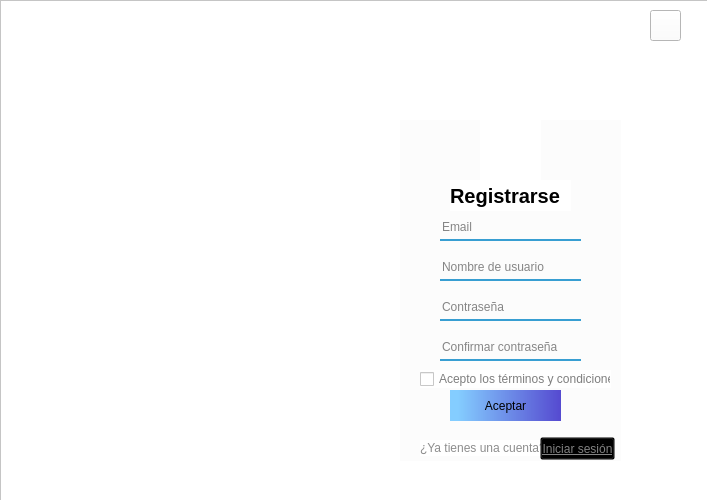
Before: the Qt Designer form src/ui/register.ui in XMoraP/uniconnect, drawn with Qt 5.
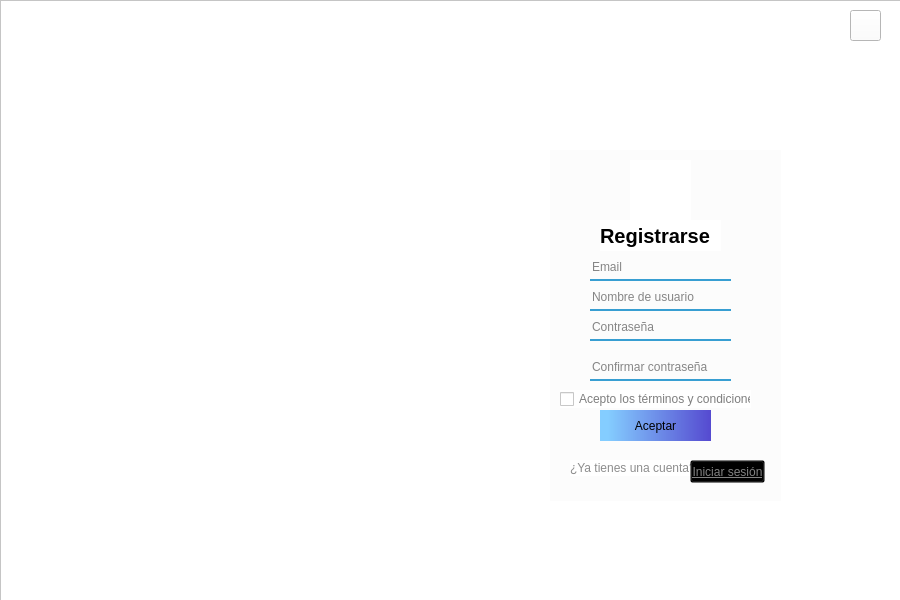
After: the same form once the commit is applied. Icons and pictures are not drawn.

Commit message: Edición de todas las ventanas, ajuste de tamaño y variables

Diff of the .ui file:
```diff
--- a/src/ui/register.ui
+++ b/src/ui/register.ui
@@ -6,8 +6,8 @@
    <rect>
     <x>0</x>
     <y>0</y>
-    <width>707</width>
-    <height>500</height>
+    <width>900</width>
+    <height>600</height>
    </rect>
   </property>
   <property name="windowTitle">
@@ -21,8 +21,8 @@
     <rect>
      <x>0</x>
      <y>0</y>
-     <width>711</width>
-     <height>501</height>
+     <width>911</width>
+     <height>601</height>
     </rect>
    </property>
    <property name="styleSheet">
@@ -54,10 +54,10 @@
    <widget class="QLabel" name="fondoAzulRegister">
     <property name="geometry">
      <rect>
-      <x>40</x>
+      <x>60</x>
       <y>90</y>
-      <width>621</width>
-      <height>391</height>
+      <width>781</width>
+      <height>461</height>
      </rect>
     </property>
     <property name="styleSheet">
@@ -71,10 +71,10 @@
    <widget class="QLabel" name="cuadroPequennoRegistro">
     <property name="geometry">
      <rect>
-      <x>400</x>
-      <y>120</y>
-      <width>221</width>
-      <height>341</height>
+      <x>550</x>
+      <y>150</y>
+      <width>231</width>
+      <height>351</height>
      </rect>
     </property>
     <property name="font">
@@ -97,8 +97,8 @@
    <widget class="QLineEdit" name="cajaEmailRegister">
     <property name="geometry">
      <rect>
-      <x>440</x>
-      <y>220</y>
+      <x>590</x>
+      <y>260</y>
       <width>141</width>
       <height>21</height>
      </rect>
@@ -117,10 +117,10 @@
    <widget class="QLabel" name="dibujoPersonasRegister">
     <property name="geometry">
      <rect>
-      <x>100</x>
-      <y>140</y>
-      <width>261</width>
-      <height>221</height>
+      <x>130</x>
+      <y>130</y>
+      <width>371</width>
+      <height>301</height>
      </rect>
     </property>
     <property name="styleSheet">
@@ -135,8 +135,8 @@
    <widget class="QLineEdit" name="cajaContrasennaRegister">
     <property name="geometry">
      <rect>
-      <x>440</x>
-      <y>300</y>
+      <x>590</x>
+      <y>320</y>
       <width>141</width>
       <height>21</height>
      </rect>
@@ -158,8 +158,8 @@
    <widget class="QLabel" name="textoRegister">
     <property name="geometry">
      <rect>
-      <x>450</x>
-      <y>180</y>
+      <x>600</x>
+      <y>220</y>
       <width>121</width>
       <height>31</height>
      </rect>
@@ -181,8 +181,8 @@
    <widget class="QLabel" name="iconoRegister">
     <property name="geometry">
      <rect>
-      <x>480</x>
-      <y>120</y>
+      <x>630</x>
+      <y>160</y>
       <width>61</width>
       <height>61</height>
      </rect>
@@ -197,8 +197,8 @@
    <widget class="QPushButton" name="botonAceptarRegister">
     <property name="geometry">
      <rect>
-      <x>450</x>
-      <y>390</y>
+      <x>600</x>
+      <y>410</y>
       <width>111</width>
       <height>31</height>
      </rect>
@@ -242,8 +242,8 @@
    <widget class="QLabel" name="esloganRegister">
     <property name="geometry">
      <rect>
-      <x>80</x>
-      <y>350</y>
+      <x>150</x>
+      <y>440</y>
       <width>311</width>
       <height>16</height>
      </rect>
@@ -260,7 +260,7 @@
    <widget class="QPushButton" name="iconoVolverAtrasRegister">
     <property name="geometry">
      <rect>
-      <x>650</x>
+      <x>850</x>
       <y>10</y>
       <width>31</width>
       <height>31</height>
@@ -289,8 +289,8 @@
    <widget class="QLineEdit" name="cajaUsuarioRegister">
     <property name="geometry">
      <rect>
-      <x>440</x>
-      <y>260</y>
+      <x>590</x>
+      <y>290</y>
       <width>141</width>
       <height>21</height>
      </rect>
@@ -309,8 +309,8 @@
    <widget class="QLineEdit" name="cajaContrasenna2Register">
     <property name="geometry">
      <rect>
-      <x>440</x>
-      <y>340</y>
+      <x>590</x>
+      <y>360</y>
       <width>141</width>
       <height>21</height>
      </rect>
@@ -332,8 +332,8 @@
    <widget class="QCheckBox" name="termsCondicRegister">
     <property name="geometry">
      <rect>
-      <x>420</x>
-      <y>370</y>
+      <x>560</x>
+      <y>390</y>
       <width>191</width>
       <height>18</height>
      </rect>
@@ -349,8 +349,8 @@
    <widget class="QLabel" name="enlaceInicioSesionRegister">
     <property name="geometry">
      <rect>
-      <x>420</x>
-      <y>440</y>
+      <x>570</x>
+      <y>460</y>
       <width>121</width>
       <height>16</height>
      </rect>
@@ -366,8 +366,8 @@
    <widget class="QPushButton" name="linkInicioSesionRegister">
     <property name="geometry">
      <rect>
-      <x>540</x>
-      <y>437</y>
+      <x>690</x>
+      <y>460</y>
       <width>75</width>
       <height>23</height>
      </rect>
```
Left out of the diff: 58 changed lines with no effect on the pictures. The commit also changes 6 other files.
